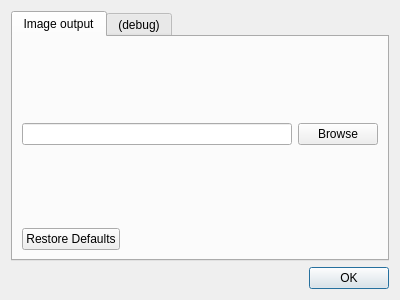
The window that camtool/preferences.ui (steveicarus/camctl) describes before a commit, drawn with Qt 5.
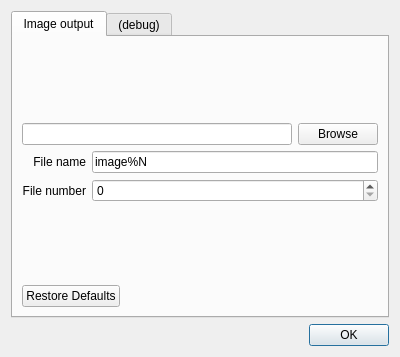
The same window after the commit.

Commit message:
Choose name for tethered capture file.
Do not rely on the camera to choose a tethered capture
file name. Instead, generate one from a counter and a
user preference file name.

What changed in the file:
```diff
--- a/camtool/preferences.ui
+++ b/camtool/preferences.ui
@@ -6,7 +6,7 @@
     <x>0</x>
     <y>0</y>
     <width>400</width>
-    <height>300</height>
+    <height>357</height>
    </rect>
   </property>
   <property name="windowTitle" >
@@ -54,6 +54,44 @@
          </item>
         </layout>
        </item>
+       <item>
+        <layout class="QGridLayout" name="gridLayout" >
+         <item row="0" column="0" >
+          <widget class="QLabel" name="label" >
+           <property name="text" >
+            <string>File name</string>
+           </property>
+           <property name="alignment" >
+            <set>Qt::AlignRight|Qt::AlignTrailing|Qt::AlignVCenter</set>
+           </property>
+          </widget>
+         </item>
+         <item row="0" column="1" >
+          <widget class="QLineEdit" name="tethered_name" >
+           <property name="toolTip" >
+            <string>Enter the file name/format to use
+for the next tethered image capture.</string>
+           </property>
+           <property name="text" >
+            <string>image%N</string>
+           </property>
+          </widget>
+         </item>
+         <item row="1" column="0" >
+          <widget class="QLabel" name="label_2" >
+           <property name="text" >
+            <string>File number</string>
+           </property>
+           <property name="alignment" >
+            <set>Qt::AlignRight|Qt::AlignTrailing|Qt::AlignVCenter</set>
+           </property>
+          </widget>
+         </item>
+         <item row="1" column="1" >
+          <widget class="QSpinBox" name="tethered_number" />
+         </item>
+        </layout>
+       </item>
        <item>
         <spacer name="verticalSpacer_3" >
          <property name="orientation" >
```
The commit also changes 3 other files.
